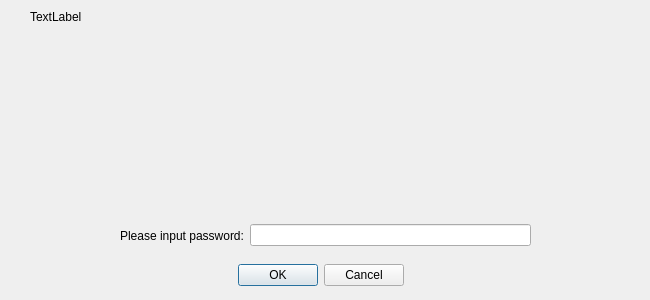
daemsproject/daemscore, file src/qt_ui/forms/userconfirmdialog.ui: the form before one commit.
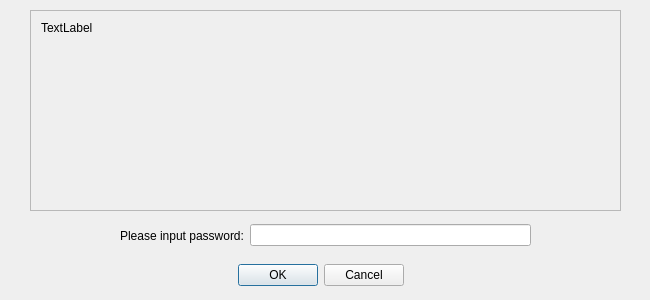
The form after the commit.

```diff
--- a/src/qt_ui/forms/userconfirmdialog.ui
+++ b/src/qt_ui/forms/userconfirmdialog.ui
@@ -67,11 +67,32 @@
     </item>
    </layout>
   </widget>
-  <widget class="QLabel" name="label_message">
+  <widget class="QScrollArea" name="scrollArea">
    <property name="geometry">
     <rect>
      <x>30</x>
      <y>10</y>
+     <width>591</width>
+     <height>201</height>
+    </rect>
+   </property>
+   <property name="widgetResizable">
+    <bool>true</bool>
+   </property>
+   <widget class="QWidget" name="scrollAreaWidgetContents">
+    <property name="geometry">
+     <rect>
+      <x>0</x>
+      <y>0</y>
+      <width>589</width>
+      <height>199</height>
+     </rect>
+    </property>
+    <widget class="QLabel" name="label_message">
+     <property name="geometry">
+      <rect>
+       <x>10</x>
+       <y>10</y>
      <width>571</width>
      <height>171</height>
     </rect>
@@ -92,10 +113,8 @@
     <set>Qt::AlignLeading|Qt::AlignLeft|Qt::AlignTop</set>
    </property>
   </widget>
-  <zorder>buttonBox</zorder>
-  <zorder>horizontalLayoutWidget</zorder>
-  <zorder>label_7</zorder>
-  <zorder>label_message</zorder>
+   </widget>
+  </widget>
  </widget>
  <resources/>
  <connections>
```
Lines whose indentation alone changed are shown as unchanged.
